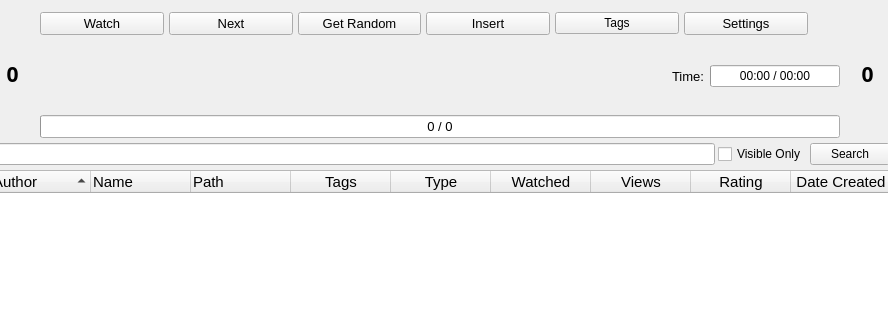
This is MediaManager/src/QtClasses/UI/Form Files/MainWindow.ui in PaunescuAndrei/MediaManager as Qt 5 draws it before an edit; both pictures show x 260 to 1148 and y 0 to 320 of the 1400 by 750 pixel window. The edited form follows.
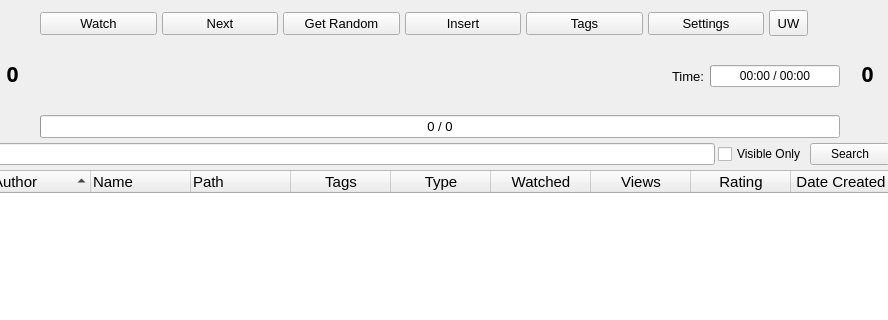
This is the edited form. Icons and pictures are not drawn. Custom widgets are drawn as their Qt base class.

What changed in the file:
```diff
--- a/MediaManager/src/QtClasses/UI/Form Files/MainWindow.ui
+++ b/MediaManager/src/QtClasses/UI/Form Files/MainWindow.ui
@@ -205,6 +205,11 @@
                   </item>
                   <item>
                    <widget class="QPushButton" name="tags_button">
+                    <property name="font">
+                     <font>
+                      <pointsize>10</pointsize>
+                     </font>
+                    </property>
                     <property name="text">
                      <string>Tags</string>
                     </property>
@@ -222,6 +227,33 @@
                     </property>
                    </widget>
                   </item>
+                  <item>
+                   <widget class="QToolButton" name="update_watched_button">
+                    <property name="minimumSize">
+                     <size>
+                      <width>0</width>
+                      <height>26</height>
+                     </size>
+                    </property>
+                    <property name="font">
+                     <font>
+                      <pointsize>10</pointsize>
+                     </font>
+                    </property>
+                    <property name="toolTip">
+                     <string>Update Watched to &quot;Yes&quot;</string>
+                    </property>
+                    <property name="text">
+                     <string>UW</string>
+                    </property>
+                    <property name="checkable">
+                     <bool>true</bool>
+                    </property>
+                    <property name="toolButtonStyle">
+                     <enum>Qt::ToolButtonStyle::ToolButtonTextOnly</enum>
+                    </property>
+                   </widget>
+                  </item>
                   <item>
                    <widget class="shokoButton" name="shoko_button">
                     <property name="styleSheet">
```
Left out of the diff: 2 changed lines with no effect on the pictures.
